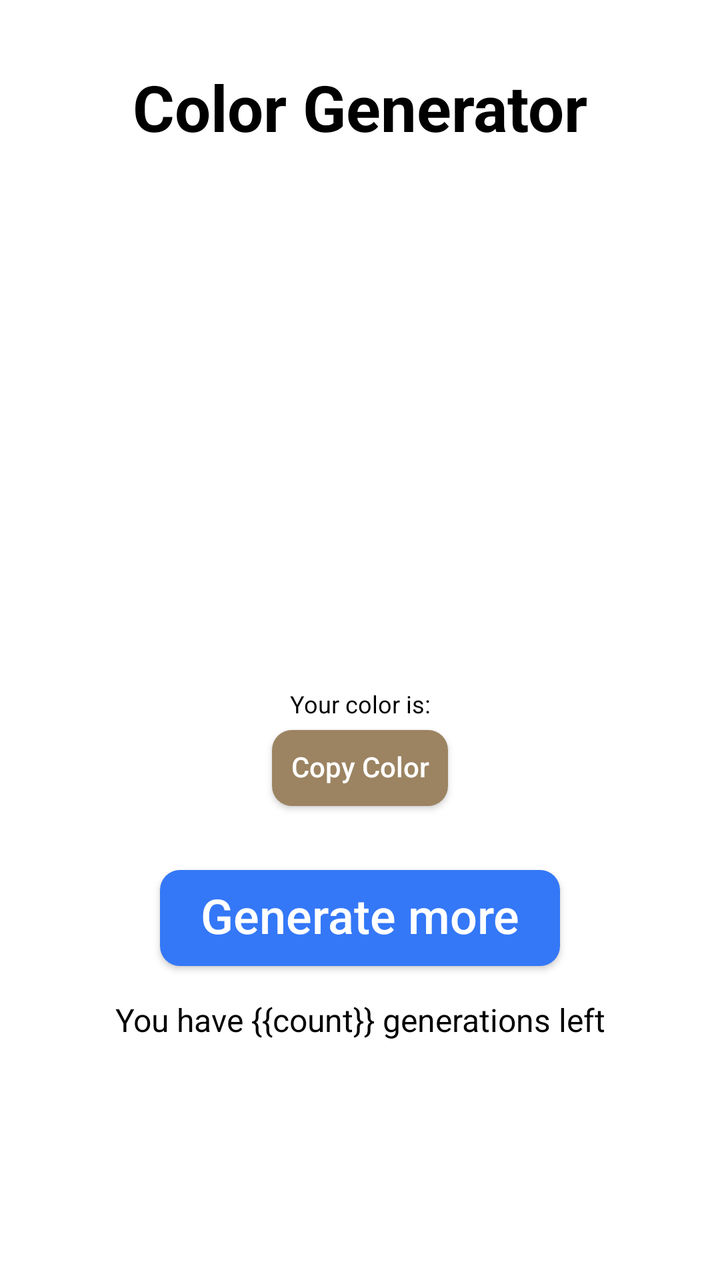
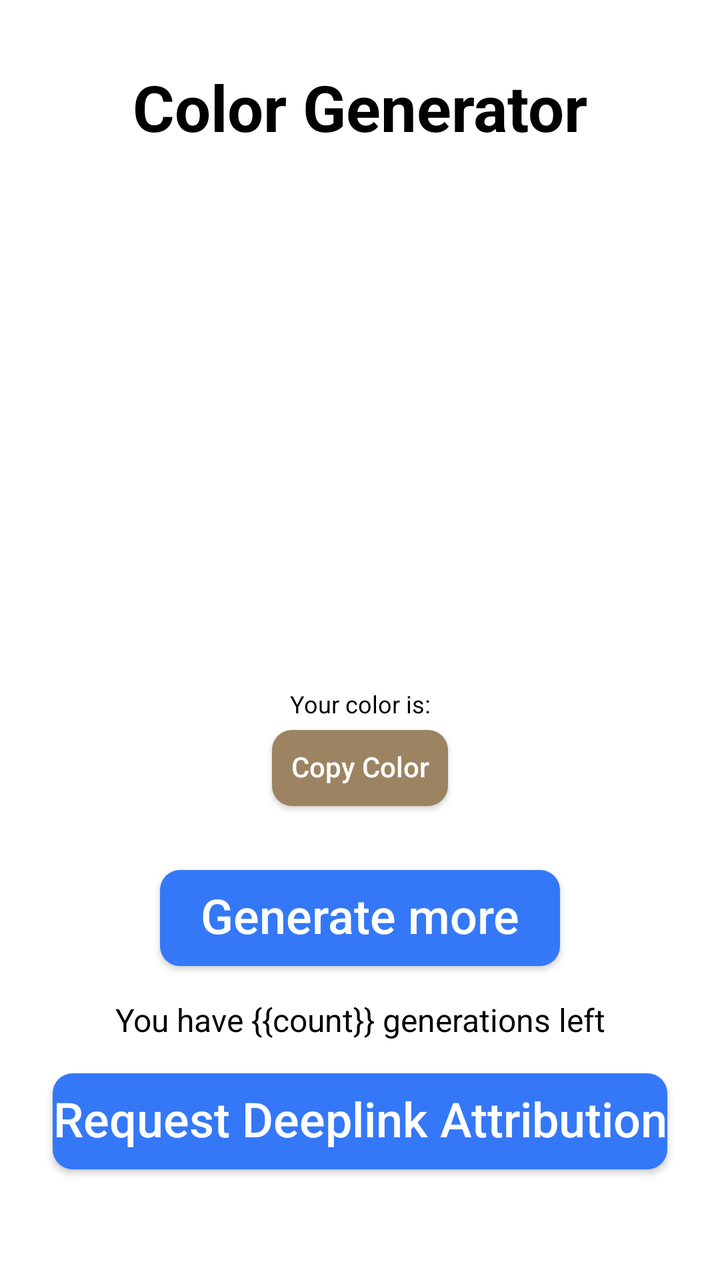

Two renders of the same Android screen: before a commit and after it. Below are the layout's source before the change and the commit's diff.
<!-- AndroidManifest.xml: activity theme Theme.Apphud.Main -->
<!-- res/layout/fragment_main.xml -->
<?xml version="1.0" encoding="utf-8"?>
<androidx.constraintlayout.widget.ConstraintLayout
    xmlns:android="http://schemas.android.com/apk/res/android"
    xmlns:app="http://schemas.android.com/apk/res-auto"
    xmlns:tools="http://schemas.android.com/tools"
    android:layout_width="match_parent"
    android:layout_height="match_parent"
    android:background="@color/white"
    tools:context=".ui.main.MainFragment">

    <TextView
        android:id="@+id/title"
        android:layout_width="match_parent"
        android:layout_height="wrap_content"
        android:textStyle="bold"
        android:layout_marginStart="16dp"
        android:layout_marginEnd="16dp"
        android:layout_marginTop="32dp"
        android:textColor="@color/black"
        android:gravity="center"
        android:textSize="32sp"
        android:fontFamily="sans-serif"
        android:text="@string/onboarding_title_2"
        app:layout_constraintEnd_toEndOf="parent"
        app:layout_constraintStart_toStartOf="parent"
        app:layout_constraintTop_toTopOf="parent"/>

    <androidx.constraintlayout.widget.ConstraintLayout
        android:id="@+id/colorView"
        android:layout_width="match_parent"
        android:layout_height="0dp"
        android:layout_margin="16dp"
        app:layout_constraintDimensionRatio="1:1"
        app:layout_constraintEnd_toEndOf="parent"
        app:layout_constraintStart_toStartOf="parent"
        app:layout_constraintTop_toBottomOf="@+id/title"/>

    <Button
        android:id="@+id/buttonGenerate"
        style="@style/button_blue_2"
        android:layout_width="200dp"
        android:layout_height="48dp"
        android:layout_marginTop="16dp"
        android:text="@string/generate_more"
        app:layout_constraintEnd_toEndOf="parent"
        app:layout_constraintStart_toStartOf="parent"
        app:layout_constraintTop_toBottomOf="@+id/colorView"/>

    <TextView
        android:id="@+id/labelCounter"
        android:layout_width="match_parent"
        android:layout_height="wrap_content"
        android:layout_marginStart="16dp"
        android:layout_marginEnd="16dp"
        android:layout_marginTop="16dp"
        android:textColor="@color/black"
        android:gravity="center"
        android:textSize="16sp"
        android:fontFamily="sans-serif"
        android:text="@string/you_have_text"
        app:layout_constraintEnd_toEndOf="parent"
        app:layout_constraintStart_toStartOf="parent"
        app:layout_constraintTop_toBottomOf="@+id/buttonGenerate"/>

    <Button
        android:id="@+id/buttonCopy"
        style="@style/button_brown"
        android:layout_width="wrap_content"
        android:layout_height="38dp"
        android:layout_marginBottom="16dp"
        android:text="@string/copy_color"
        app:layout_constraintEnd_toEndOf="parent"
        app:layout_constraintStart_toStartOf="parent"
        app:layout_constraintBottom_toBottomOf="@+id/colorView"/>

    <TextView
        android:id="@+id/labelYourColor"
        android:layout_width="wrap_content"
        android:layout_height="wrap_content"
        android:layout_marginBottom="5dp"
        android:background="@color/white"
        android:paddingStart="6dp"
        android:paddingEnd="6dp"
        android:textColor="@color/black"
        android:gravity="center"
        android:textSize="12sp"
        android:fontFamily="sans-serif"
        android:text="@string/your_color_is"
        app:layout_constraintEnd_toEndOf="parent"
        app:layout_constraintStart_toStartOf="parent"
        app:layout_constraintBottom_toTopOf="@+id/buttonCopy"/>

</androidx.constraintlayout.widget.ConstraintLayout>
<!-- resources referenced by this layout -->
<resources>
  <color name="black">#FF000000</color>
  <color name="white">#FFFFFFFF</color>
  <string name="copy_color">Copy Color</string>
  <string name="generate_more">Generate more</string>
  <string name="onboarding_title_2">Color Generator</string>
  <string name="you_have_text">You have {{count}} generations left</string>
  <string name="your_color_is">Your color is: </string>
  <style name="button_blue_2" parent="@android:style/Widget.Button">
          <item name="android:gravity">center_vertical|center_horizontal</item>
          <item name="android:textSize">24sp</item>
          <item name="android:fontFamily">sans-serif-medium</item>
          <item name="android:textColor">@color/white</item>
          <item name="android:textAllCaps">false</item>&gt;
          <item name="android:background">@drawable/button_blue</item>
          <item name="android:focusable">true</item>
          <item name="android:clickable">true</item>
          <item name="android:includeFontPadding">false</item>
      </style>
  <style name="button_brown" parent="@android:style/Widget.Button">
          <item name="android:gravity">center_vertical|center_horizontal</item>
          <item name="android:textSize">14sp</item>
          <item name="android:fontFamily">sans-serif-medium</item>
          <item name="android:textColor">@color/white</item>
          <item name="android:textAllCaps">false</item>&gt;
          <item name="android:background">@drawable/button_brown</item>
          <item name="android:focusable">true</item>
          <item name="android:clickable">true</item>
          <item name="android:includeFontPadding">false</item>
      </style>
  <style name="Theme.Apphud.Main" parent="Theme.AppCompat.Light">
          <item name="windowNoTitle">true</item>-
          <item name="colorPrimary">@color/branding_blue</item>
          <item name="colorPrimaryVariant">@color/branding_blue</item>
          <item name="colorOnPrimary">@color/white</item>
          
          <item name="colorSecondary">@color/branding_blue</item>
          <item name="colorSecondaryVariant">@color/branding_blue</item>
          <item name="colorOnSecondary">@color/white</item>
          
          <item name="android:statusBarColor">?attr/colorPrimaryVariant</item>
      </style>
  <!-- drawable button_blue (drawable) -->
  <?xml version="1.0" encoding="utf-8"?>
  <selector xmlns:android="http://schemas.android.com/apk/res/android">
      <item android:state_enabled="true">
          <layer-list>
              <item>
                  <shape android:shape="rectangle">
                      <solid android:color="@color/branding_blue"/>
                      <corners android:radius="10dp"/>
                  </shape>
              </item>
          </layer-list>
      </item>
      <item android:state_enabled="false">
          <layer-list>
              <item>
                  <shape android:shape="rectangle">
                      <solid android:color="@color/branding_gray"/>
                      <corners android:radius="10dp"/>
                  </shape>
              </item>
          </layer-list>
      </item>
  </selector>
  <color name="branding_blue">#3478f7</color>
  <color name="branding_gray">#22000000</color>
  <color name="branding_brown">#9c8462</color>
  <!-- unchanged entries left out for length: 1 -->
</resources>

<!-- the commit's change to res/layout/fragment_main.xml (unified diff, before → after) -->
@@ -63,6 +63,19 @@
         app:layout_constraintTop_toBottomOf="@+id/buttonGenerate"/>
 
     <Button
+        android:id="@+id/buttonRequestDeeplinkAttribution"
+        style="@style/button_blue_2"
+        android:layout_width="wrap_content"
+        android:layout_height="48dp"
+        android:layout_marginStart="16dp"
+        android:layout_marginEnd="16dp"
+        android:layout_marginTop="16dp"
+        android:text="@string/request_deeplink_attribution"
+        app:layout_constraintEnd_toEndOf="parent"
+        app:layout_constraintStart_toStartOf="parent"
+        app:layout_constraintTop_toBottomOf="@+id/labelCounter"/>
+
+    <Button
         android:id="@+id/buttonCopy"
         style="@style/button_brown"
         android:layout_width="wrap_content"
<!-- resource entries referenced after the edit -->
@@ -5,6 +5,7 @@
   <string name="copy_color">Copy Color</string>
   <string name="generate_more">Generate more</string>
   <string name="onboarding_title_2">Color Generator</string>
+  <string name="request_deeplink_attribution">Request Deeplink Attribution</string>
   <string name="you_have_text">You have {{count}} generations left</string>
   <string name="your_color_is">Your color is: </string>
   <style name="button_blue_2" parent="@android:style/Widget.Button">
